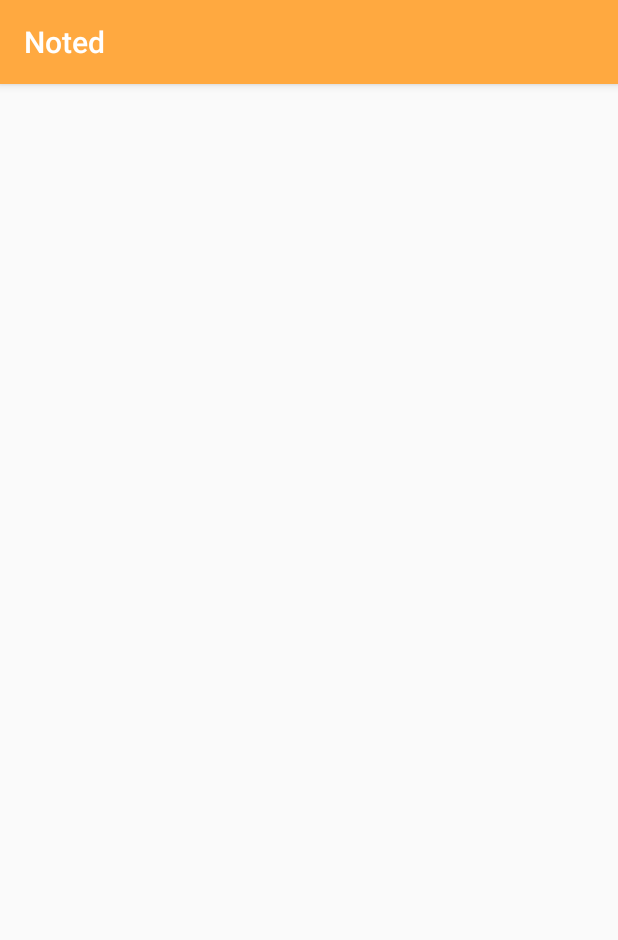
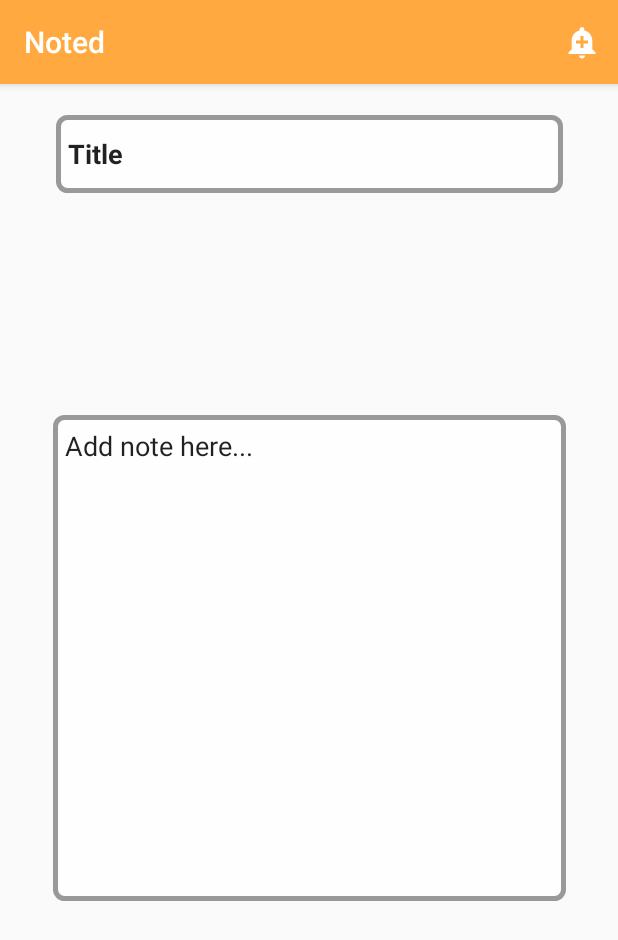
Before and after one commit to kingchoo95/Note, an Android app: the NoteEditorActivity screen opened directly, with no data from a screen before it, on a phone screen of 412 x 824 dp. Shown: the top 940 px of the screen. Run offline under Robolectric (Android 15) with nearby library versions, the phone set to English and light mode, and no system bars.

Commit message:
added add reminder activity layout

```diff
--- a/Noted/app/src/main/java/com/david/noted/MainActivity.java
+++ b/Noted/app/src/main/java/com/david/noted/MainActivity.java
@@ -29,7 +29,8 @@ public class MainActivity extends AppCompatActivity {
                 Log.i("Add Button", "buttoon click");
                 Intent intent = new Intent(getApplicationContext(),NoteEditorActivity.class);
 
-                intent.putExtra("noteId", );
+               // intent.putExtra("noteId", );
+                startActivity(intent);
                 return true;
 
             }else{
--- a/Noted/app/src/main/java/com/david/noted/NoteEditorActivity.java
+++ b/Noted/app/src/main/java/com/david/noted/NoteEditorActivity.java
@@ -1,7 +1,13 @@
 package com.david.noted;
 
+import android.content.DialogInterface;
+import android.support.v7.app.AlertDialog;
 import android.support.v7.app.AppCompatActivity;
 import android.os.Bundle;
+import android.util.Log;
+import android.view.Menu;
+import android.view.MenuInflater;
+import android.view.MenuItem;
 
 public class NoteEditorActivity extends AppCompatActivity {
 
@@ -10,4 +16,36 @@ public class NoteEditorActivity extends AppCompatActivity {
         super.onCreate(savedInstanceState);
         setContentView(R.layout.activity_note_editor);
     }
+    // menu bar for add reminder start
+    @Override
+    public boolean onCreateOptionsMenu(Menu menu) {
+       MenuInflater menuInflater = getMenuInflater();
+        menuInflater.inflate(R.menu.addreminder_menu,menu);
+        return super.onCreateOptionsMenu(menu);
+    }
+
+    @Override
+    public boolean onOptionsItemSelected(MenuItem item) {
+
+        super.onOptionsItemSelected(item);
+
+        if(item.getItemId() == R.id.addReminderId ){
+            new AlertDialog.Builder(this)
+                    .setTitle("Add reminder")
+                    .setPositiveButton("Save", new DialogInterface.OnClickListener() {
+                        @Override
+                        public void onClick(DialogInterface dialog, int which) {
+                            Log.i("reminder button click","yeah!");
+                        }
+                    }).setNegativeButton("Cancel",null).show();
+            return true;
+        }else{
+            return false;
+        }
+    }
+    // menu bar for add reminder end
+
+
+
+
 }
--- /dev/null
+++ b/Noted/app/src/main/res/drawable/border.xml
@@ -0,0 +1,16 @@
+<?xml version="1.0" encoding="utf-8"?>
+<shape xmlns:android="http://schemas.android.com/apk/res/android" android:shape="rectangle">
+    <corners
+        android:topLeftRadius="6dp"
+        android:topRightRadius="6dp"
+        android:bottomRightRadius="6dp"
+        android:bottomLeftRadius="6dp">
+    </corners>
+    <stroke
+        android:width="3dp"
+        android:color="#999999">
+    </stroke>
+    <solid
+        android:color="#fefefe">
+    </solid>
+</shape>
--- /dev/null
+++ b/Noted/app/src/main/res/drawable/ic_add_reminder_black_24dp.xml
@@ -0,0 +1,9 @@
+<vector xmlns:android="http://schemas.android.com/apk/res/android"
+        android:width="24dp"
+        android:height="24dp"
+        android:viewportWidth="24.0"
+        android:viewportHeight="24.0">
+    <path
+        android:fillColor="#ffffff"
+        android:pathData="M10.01,21.01c0,1.1 0.89,1.99 1.99,1.99s1.99,-0.89 1.99,-1.99h-3.98zM18.88,16.82L18.88,11c0,-3.25 -2.25,-5.97 -5.29,-6.69v-0.72C13.59,2.71 12.88,2 12,2s-1.59,0.71 -1.59,1.59v0.72C7.37,5.03 5.12,7.75 5.12,11v5.82L3,18.94L3,20h18v-1.06l-2.12,-2.12zM16,13.01h-3v3h-2v-3L8,13.01L8,11h3L11,8h2v3h3v2.01z"/>
+</vector>
--- a/Noted/app/src/main/res/layout/activity_note_editor.xml
+++ b/Noted/app/src/main/res/layout/activity_note_editor.xml
@@ -6,4 +6,48 @@
     android:layout_height="match_parent"
     tools:context="com.david.noted.NoteEditorActivity">
 
+    <EditText
+        android:id="@+id/editTextTitleId"
+        android:layout_width="338dp"
+        android:layout_height="52dp"
+        android:layout_marginBottom="8dp"
+        android:layout_marginEnd="8dp"
+        android:layout_marginLeft="8dp"
+        android:layout_marginRight="8dp"
+        android:layout_marginStart="8dp"
+        android:layout_marginTop="8dp"
+        android:background="@drawable/border"
+        android:ems="10"
+        android:inputType="textPersonName"
+        android:padding="8dp"
+        android:text="Title"
+        android:textStyle="bold"
+        app:layout_constraintBottom_toBottomOf="parent"
+        app:layout_constraintLeft_toLeftOf="parent"
+        app:layout_constraintRight_toRightOf="parent"
+        app:layout_constraintTop_toTopOf="parent"
+        app:layout_constraintVertical_bias="0.018" />
+
+    <EditText
+        android:id="@+id/editTextAddNoteHereId"
+        android:layout_width="342dp"
+        android:layout_height="324dp"
+        android:layout_marginBottom="8dp"
+        android:layout_marginEnd="8dp"
+        android:layout_marginLeft="8dp"
+        android:layout_marginRight="8dp"
+        android:layout_marginStart="8dp"
+        android:layout_marginTop="8dp"
+        android:background="@drawable/border"
+        android:ems="10"
+        android:gravity="top|left"
+        android:inputType="textMultiLine"
+        android:padding="8dp"
+        android:text="Add note here..."
+        app:layout_constraintBottom_toBottomOf="parent"
+        app:layout_constraintLeft_toLeftOf="parent"
+        app:layout_constraintRight_toRightOf="parent"
+        app:layout_constraintTop_toTopOf="parent"
+        app:layout_constraintVertical_bias="0.497" />
+
 </android.support.constraint.ConstraintLayout>
--- /dev/null
+++ b/Noted/app/src/main/res/menu/addreminder_menu.xml
@@ -0,0 +1,9 @@
+<?xml version="1.0" encoding="utf-8"?>
+<menu xmlns:app="http://schemas.android.com/apk/res-auto"
+    xmlns:android="http://schemas.android.com/apk/res/android">
+    <item
+        android:id="@+id/addReminderId"
+        android:icon="@drawable/ic_add_reminder_black_24dp"
+        android:title="Add Reminder"
+        app:showAsAction="always" />
+</menu>
--- a/Noted/app/src/main/res/menu/search_menu.xml
+++ b/Noted/app/src/main/res/menu/search_menu.xml
@@ -1,7 +1,5 @@
 <?xml version="1.0" encoding="utf-8"?>
-<menu  xmlns:android="http://schemas.android.com/apk/res/android"
-    xmlns:app="http://schemas.android.com/apk/res-auto">
-
+<menu  xmlns:android="http://schemas.android.com/apk/res/android">
 
 
     <item android:id="@+id/searchByTitleId" android:title="Search By Title" ></item>
--- a/Noted/app/src/main/res/values/styles.xml
+++ b/Noted/app/src/main/res/values/styles.xml
@@ -5,7 +5,9 @@
         <!-- Customize your theme here. -->
         <item name="colorPrimary">@color/colorPrimary</item>
         <item name="colorPrimaryDark">@color/colorPrimaryDark</item>
-        <item name="colorAccent">@color/colorAccent</item>
+        <item name="colorAccent">#d1000000</item>
+
+       <!-- <item name="android:icon">@drawable/ic_search_black_24dp</item> -->
     </style>
 
 </resources>
```
